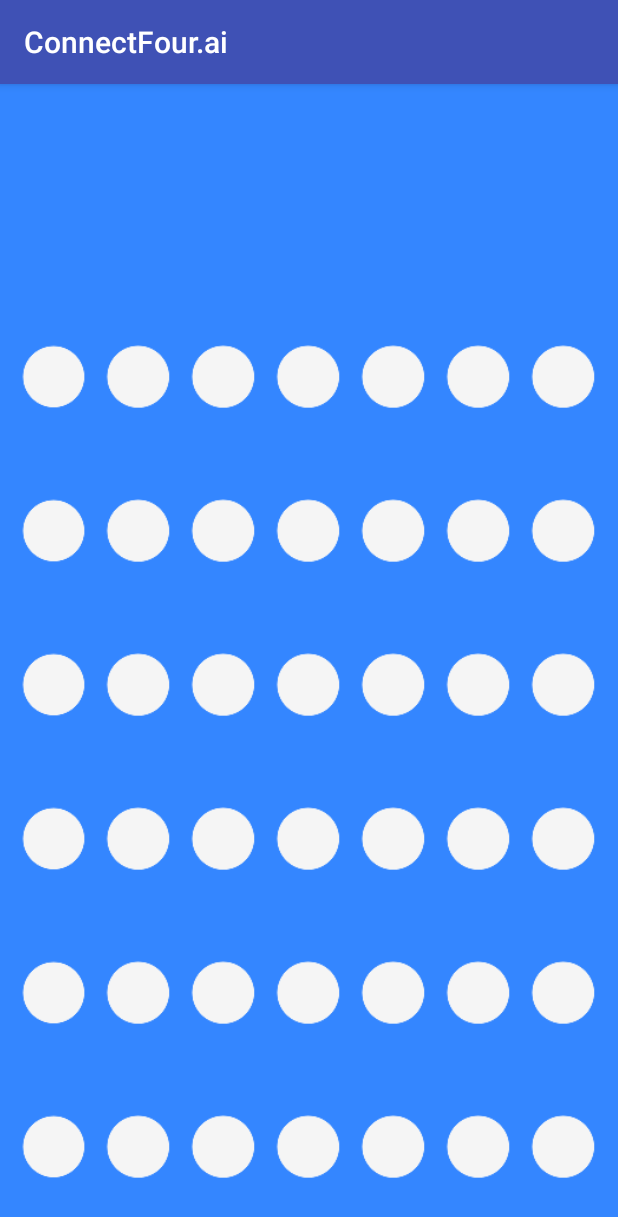
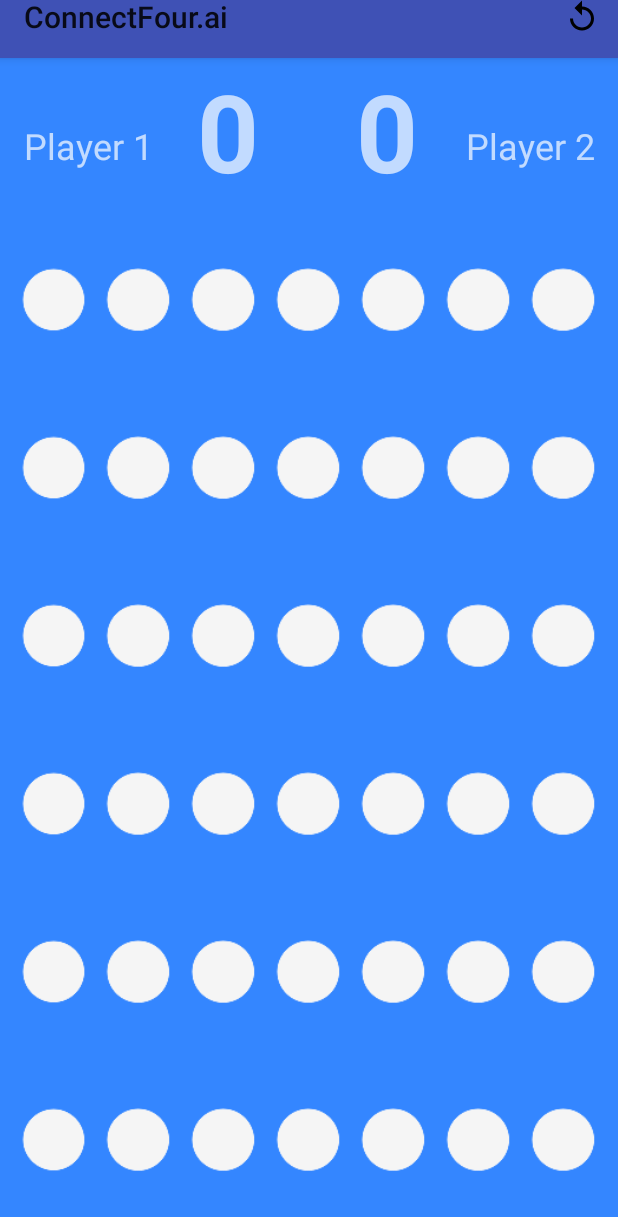
Before and after one commit to SChakravorti21/ConnectFour.ai, an Android app: the screen it shows after launch (MainActivity), on a phone screen of 412 x 824 dp. Shown: the top 1217 px of the screen. Run offline under Robolectric (Android 15) with nearby library versions, the phone set to English and light mode, and no system bars.

Commit message:
Resetting board working

```diff
--- a/app/src/main/AndroidManifest.xml
+++ b/app/src/main/AndroidManifest.xml
@@ -8,7 +8,7 @@
         android:label="@string/app_name"
         android:roundIcon="@mipmap/ic_launcher_round"
         android:supportsRtl="true"
-        android:theme="@style/AppTheme">
+        android:theme="@style/Theme.AppCompat.NoActionBar">
         <activity android:name=".MainActivity">
             <intent-filter>
                 <action android:name="android.intent.action.MAIN" />
--- a/app/src/main/java/comschakravorti21/github/connectfourai/GameBoard.java
+++ b/app/src/main/java/comschakravorti21/github/connectfourai/GameBoard.java
@@ -91,5 +91,14 @@ public class GameBoard {
         return false;
     }
 
+    public void resetBoard() {
+        for(int i = 0; i < ROWS; i++) {
+            for(int j = 0; j < COLUMNS; j++) {
+                gameState[i][j] = 0;
+                buttons[i][j].setImageResource(R.mipmap.piece_empty);
+            }
+        }
+    }
+
 
 }
--- a/app/src/main/java/comschakravorti21/github/connectfourai/MainActivity.java
+++ b/app/src/main/java/comschakravorti21/github/connectfourai/MainActivity.java
@@ -2,10 +2,14 @@ package comschakravorti21.github.connectfourai;
 
 import android.support.v7.app.AppCompatActivity;
 import android.os.Bundle;
+import android.support.v7.widget.Toolbar;
 import android.util.Log;
+import android.view.Menu;
+import android.view.MenuItem;
 import android.view.View;
 import android.widget.GridLayout;
 import android.widget.ImageButton;
+import android.widget.TextView;
 
 public class MainActivity extends AppCompatActivity {
 
@@ -13,10 +17,32 @@ public class MainActivity extends AppCompatActivity {
     public static final int PLAYER_2 = 1;
     public static final int CPU = 3;
 
+    private Toolbar toolbar;
     private GridLayout gridBoard;
     private int[][] pieces;
     private int player;
     public GameBoard gameboard;
+    private int scoreP1, scoreP2;
+
+    @Override
+    public boolean onOptionsItemSelected(MenuItem item) {
+        switch(item.getItemId()) {
+            case R.id.action_reset:
+                gameboard.resetBoard();
+                TextView scoreView1 = (TextView)findViewById(R.id.score_P1);
+                scoreView1.setText("0");
+                TextView scoreView2 = (TextView)findViewById(R.id.score_P2);
+                scoreView2.setText("0");
+        }
+
+        return super.onOptionsItemSelected(item);
+    }
+
+    @Override
+    public boolean onCreateOptionsMenu(Menu menu) {
+        getMenuInflater().inflate(R.menu.action_bar_menu, menu);
+        return super.onCreateOptionsMenu(menu);
+    }
 
     @Override
     protected void onCreate(Bundle savedInstanceState) {
@@ -25,6 +51,10 @@ public class MainActivity extends AppCompatActivity {
         gridBoard = (GridLayout)findViewById(R.id.board);
         pieces = new int[GameBoard.ROWS][GameBoard.COLUMNS];
         player = PLAYER_1;
+        scoreP1 = scoreP2 = 0;
+
+        toolbar = (Toolbar)findViewById(R.id.toolbar);
+        setSupportActionBar(toolbar);
 
         gameboard = new GameBoard();
 
@@ -44,6 +74,17 @@ public class MainActivity extends AppCompatActivity {
 
                         if(gameboard.checkWin(i, col, player)) {
                             Log.d("Check Win", "TRUE");
+                            if(player == PLAYER_1) {
+                                scoreP1++;
+                                TextView scoreView = (TextView)findViewById(R.id.score_P1);
+                                scoreView.setText("" + scoreP1);
+                            } else {
+                                scoreP2++;
+                                TextView scoreView = (TextView)findViewById(R.id.score_P2);
+                                scoreView.setText("" + scoreP2);
+                            }
+
+                            gameboard.resetBoard();
                         } else{
                             Log.d("Check Win", "FALSE");
                         }
--- /dev/null
+++ b/app/src/main/res/drawable/ic_replay_24dp.xml
@@ -0,0 +1,9 @@
+<vector xmlns:android="http://schemas.android.com/apk/res/android"
+        android:width="24dp"
+        android:height="24dp"
+        android:viewportWidth="24.0"
+        android:viewportHeight="24.0">
+    <path
+        android:fillColor="#FF000000"
+        android:pathData="M12,5V1L7,6l5,5V7c3.31,0 6,2.69 6,6s-2.69,6 -6,6 -6,-2.69 -6,-6H4c0,4.42 3.58,8 8,8s8,-3.58 8,-8 -3.58,-8 -8,-8z"/>
+</vector>
--- a/app/src/main/res/layout/activity_main.xml
+++ b/app/src/main/res/layout/activity_main.xml
@@ -7,19 +7,50 @@
     tools:context="comschakravorti21.github.connectfourai.MainActivity"
     android:background="#3486FF">
 
+    <android.support.v7.widget.Toolbar
+        android:id="@+id/toolbar"
+        android:layout_width="0dp"
+        android:layout_height="wrap_content"
+        android:layout_marginLeft="0dp"
+        android:layout_marginRight="0dp"
+        android:layout_marginTop="-17dp"
+        android:background="?attr/colorPrimary"
+        android:elevation="4dp"
+        android:theme="@style/AppTheme"
+        app:layout_constraintHorizontal_bias="0.0"
+        app:layout_constraintLeft_toLeftOf="parent"
+        app:layout_constraintRight_toRightOf="parent"
+        app:layout_constraintTop_toTopOf="parent"
+        app:popupTheme="@style/ThemeOverlay.AppCompat.Light">
+
+    </android.support.v7.widget.Toolbar>
+
     <TextView
+        android:id="@+id/score_P2"
         android:layout_width="wrap_content"
         android:layout_height="wrap_content"
-        android:text="Hello World!"
-        app:layout_constraintBottom_toBottomOf="parent"
-        app:layout_constraintLeft_toLeftOf="parent"
-        app:layout_constraintRight_toRightOf="parent"
-        app:layout_constraintTop_toTopOf="parent" />
+        android:layout_marginBottom="8dp"
+        android:layout_marginLeft="8dp"
+        android:layout_marginRight="8dp"
+        android:layout_marginTop="0dp"
+        android:text="0"
+        android:textAlignment="center"
+        android:textAllCaps="false"
+        android:textSize="72sp"
+        android:textStyle="bold"
+        app:layout_constraintHorizontal_bias="0.705"
+        app:layout_constraintLeft_toRightOf="@+id/score_P1"
+        app:layout_constraintRight_toLeftOf="@+id/textView2"
+        app:layout_constraintVertical_bias="0.0"
+        android:layout_marginStart="8dp"
+        android:layout_marginEnd="8dp"
+        app:layout_constraintBottom_toTopOf="@+id/board"
+        app:layout_constraintTop_toBottomOf="@+id/toolbar" />
 
     <GridLayout
         android:id="@+id/board"
-        android:layout_width="match_parent"
-        android:layout_height="match_parent"
+        android:layout_width="0dp"
+        android:layout_height="0dp"
         android:layout_marginBottom="8dp"
         android:layout_marginLeft="8dp"
         android:layout_marginRight="8dp"
@@ -31,7 +62,9 @@
         app:layout_constraintRight_toRightOf="parent"
         app:layout_constraintTop_toTopOf="parent"
         app:layout_constraintVertical_bias="0.0"
-        android:background="#3486FF">
+        android:background="#3486FF"
+        android:layout_marginStart="8dp"
+        android:layout_marginEnd="8dp">
 
         <ImageButton
             android:background="@android:color/transparent"
@@ -413,4 +446,57 @@
 
     </GridLayout>
 
+    <TextView
+        android:id="@+id/textView"
+        android:layout_width="wrap_content"
+        android:layout_height="wrap_content"
+        android:layout_marginBottom="8dp"
+        android:layout_marginLeft="16dp"
+        android:layout_marginRight="8dp"
+        android:layout_marginTop="8dp"
+        android:text="Player 1"
+        android:textSize="24sp"
+        app:layout_constraintBottom_toTopOf="@+id/board"
+        app:layout_constraintHorizontal_bias="0.0"
+        app:layout_constraintLeft_toLeftOf="parent"
+        app:layout_constraintRight_toLeftOf="@+id/textView2"
+        app:layout_constraintVertical_bias="0.595"
+        android:layout_marginStart="16dp"
+        android:layout_marginEnd="8dp"
+        app:layout_constraintTop_toBottomOf="@+id/toolbar" />
+
+    <TextView
+        android:id="@+id/textView2"
+        android:layout_width="wrap_content"
+        android:layout_height="wrap_content"
+        android:layout_marginBottom="8dp"
+        android:layout_marginRight="16dp"
+        android:layout_marginTop="8dp"
+        android:text="Player 2"
+        android:textAlignment="textEnd"
+        android:textSize="24sp"
+        app:layout_constraintBottom_toTopOf="@+id/board"
+        app:layout_constraintRight_toRightOf="parent"
+        app:layout_constraintVertical_bias="0.595"
+        android:layout_marginEnd="16dp"
+        app:layout_constraintTop_toBottomOf="@+id/toolbar" />
+
+    <TextView
+        android:id="@+id/score_P1"
+        android:layout_width="wrap_content"
+        android:layout_height="wrap_content"
+        android:layout_marginTop="0dp"
+        android:text="0"
+        android:textAlignment="center"
+        android:textAllCaps="false"
+        android:textSize="72sp"
+        android:textStyle="bold"
+        app:layout_constraintLeft_toRightOf="@+id/textView"
+        android:layout_marginLeft="30dp"
+        android:layout_marginBottom="8dp"
+        app:layout_constraintBottom_toTopOf="@+id/board"
+        app:layout_constraintVertical_bias="0.0"
+        android:layout_marginStart="29dp"
+        app:layout_constraintTop_toBottomOf="@+id/toolbar" />
+
 </android.support.constraint.ConstraintLayout>
--- /dev/null
+++ b/app/src/main/res/menu/action_bar_menu.xml
@@ -0,0 +1,11 @@
+<?xml version="1.0" encoding="utf-8"?>
+<menu xmlns:android="http://schemas.android.com/apk/res/android"
+    xmlns:app="http://schemas.android.com/apk/res-auto">
+
+    <item
+        android:id="@+id/action_reset"
+        android:icon="@drawable/ic_replay_24dp"
+        android:title="Reset board"
+        app:showAsAction="always" />
+
+</menu>
```
